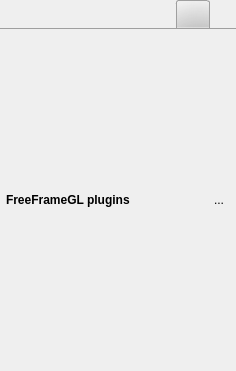
Old version of the form src/MixingToolboxWidget.ui in the repository markus-wa/glmixer-mirror.
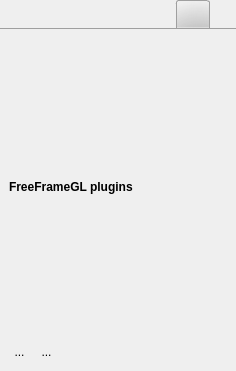
New version of the form. The open tabs and pages were chosen to show the change. Icons and pictures are not drawn.

The edit to the form file:
```diff
--- a/src/MixingToolboxWidget.ui
+++ b/src/MixingToolboxWidget.ui
@@ -2168,28 +2168,45 @@
        <string notr="true"/>
       </attribute>
       <layout class="QVBoxLayout" name="pluginBrowserLayout">
-       <property name="margin">
-        <number>6</number>
-       </property>
+       <item>
+        <widget class="QLabel" name="label_5">
+         <property name="styleSheet">
+          <string notr="true">font: bold;</string>
+         </property>
+         <property name="text">
+          <string>FreeFrameGL plugins</string>
+         </property>
+         <property name="margin">
+          <number>2</number>
+         </property>
+        </widget>
+       </item>
        <item>
         <layout class="QHBoxLayout" name="horizontalLayout_3">
          <item>
-          <widget class="QLabel" name="label_5">
+          <widget class="QToolButton" name="addFactoryPlugin">
            <property name="styleSheet">
-            <string notr="true">font: bold;</string>
+            <string notr="true">QToolButton {  border: 1px solid transparent;    border-radius:5px;   background: transparent;} QToolButton:pressed { background: palette(midlight); } QToolButton:hover { border-color:  palette(highlight); }</string>
            </property>
            <property name="text">
-            <string>FreeFrameGL plugins</string>
+            <string>...</string>
            </property>
-           <property name="margin">
-            <number>2</number>
+           <property name="icon">
+            <iconset resource="../icons.qrc">
+             <normaloff>:/glmixer/icons/notes.png</normaloff>:/glmixer/icons/notes.png</iconset>
+           </property>
+           <property name="iconSize">
+            <size>
+             <width>24</width>
+             <height>24</height>
+            </size>
            </property>
           </widget>
          </item>
          <item>
           <widget class="QToolButton" name="addPlugin">
            <property name="styleSheet">
-            <string notr="true">QToolButton {  border: 1px solid transparent;    border-radius:5px; max-width: 20px; max-height: 20px;  background: transparent;} QToolButton:pressed { background: palette(midlight); } QToolButton:hover { border-color:  palette(highlight); }</string>
+            <string notr="true">QToolButton {  border: 1px solid transparent;    border-radius:5px;   background: transparent;} QToolButton:pressed { background: palette(midlight); } QToolButton:hover { border-color:  palette(highlight); }</string>
            </property>
            <property name="text">
             <string>...</string>
@@ -2198,8 +2215,27 @@
             <iconset resource="../icons.qrc">
              <normaloff>:/glmixer/icons/folderopen.png</normaloff>:/glmixer/icons/folderopen.png</iconset>
            </property>
+           <property name="iconSize">
+            <size>
+             <width>24</width>
+             <height>24</height>
+            </size>
+           </property>
           </widget>
          </item>
+         <item>
+          <spacer name="horizontalSpacer_2">
+           <property name="orientation">
+            <enum>Qt::Horizontal</enum>
+           </property>
+           <property name="sizeHint" stdset="0">
+            <size>
+             <width>40</width>
+             <height>20</height>
+            </size>
+           </property>
+          </spacer>
+         </item>
         </layout>
        </item>
       </layout>
```
Left out of the diff: 72 changed lines with no effect on the pictures.
